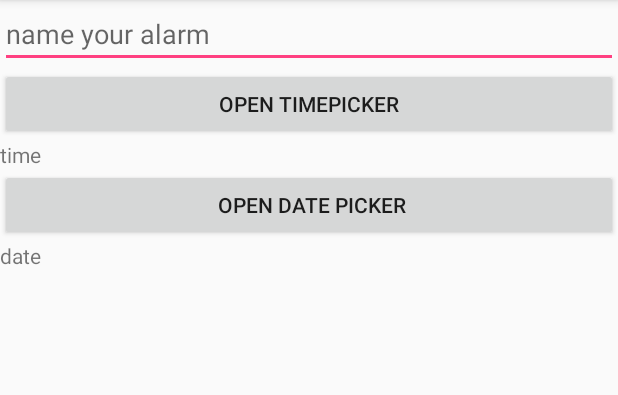
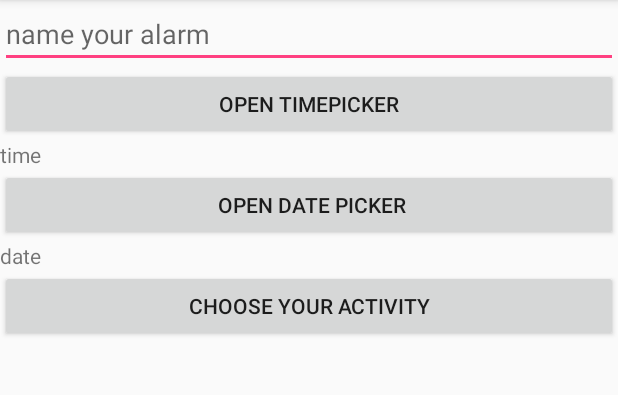
Before and after one commit to rulaYounis/RulaYounisFinal, an Android app: the NewAlarmActivity screen opened directly, with no data from a screen before it, on a phone screen of 412 x 824 dp, the part 84-479 px from its top. Run offline under Robolectric (Android 15) with nearby library versions, the phone set to English and light mode, and no system bars.

Commit message:
datePicker

```diff
--- a/app/src/main/AndroidManifest.xml
+++ b/app/src/main/AndroidManifest.xml
@@ -21,7 +21,8 @@
         <activity android:name=".ChooseAccountActivity" />
         <activity android:name=".AllAlarmsActivity" />
         <activity android:name=".NewAlarmActivity" />
-        <activity android:name=".NewTaskActivity"></activity>
+        <activity android:name=".NewTaskActivity" />
+        <activity android:name=".AddActivityActivity"></activity>
     </application>
 
 </manifest>
--- a/app/src/main/java/com/example/user/rulayounis/NewAlarmActivity.java
+++ b/app/src/main/java/com/example/user/rulayounis/NewAlarmActivity.java
@@ -1,28 +1,36 @@
 package com.example.user.rulayounis;
 
+import android.app.DatePickerDialog;
 import android.app.TimePickerDialog;
+import android.content.Intent;
 import android.support.v4.app.DialogFragment;
 import android.support.v7.app.AppCompatActivity;
 import android.os.Bundle;
 import android.view.View;
 import android.widget.Button;
+import android.widget.DatePicker;
 import android.widget.TextView;
 import android.widget.TimePicker;
 
-public class NewAlarmActivity extends AppCompatActivity implements TimePickerDialog.OnTimeSetListener {
+import java.text.DateFormat;
+import java.util.Calendar;
+
+public class NewAlarmActivity extends AppCompatActivity implements TimePickerDialog.OnTimeSetListener, DatePickerDialog.OnDateSetListener,View.OnClickListener{
+    Button btSetDate,btSetAlarm,btChooseActivity;
+
+
 
     @Override
     protected void onCreate(Bundle savedInstanceState) {
         super.onCreate(savedInstanceState);
         setContentView(R.layout.activity_new_alarm);
-        Button btSetAlarm = (Button) findViewById(R.id.btSetAlarm);
-        btSetAlarm.setOnClickListener(new View.OnClickListener() {
-            @Override
-            public void onClick(View v) {
-                DialogFragment timePicker= new TimePickerFragment();
-                timePicker.show(getSupportFragmentManager(),"time picker");
-            }
-        });
+        btSetAlarm = (Button) findViewById(R.id.btSetAlarm);
+        btSetAlarm.setOnClickListener(this);
+        btChooseActivity = (Button) findViewById(R.id.btChooseActivity);
+        btChooseActivity.setOnClickListener(this);
+        btSetDate= (Button)findViewById(R.id.btSetDate);
+        btSetDate.setOnClickListener(this);
+
 
     }
 
@@ -31,7 +39,39 @@ public class NewAlarmActivity extends AppCompatActivity implements TimePickerDia
         TextView tvTime=(TextView) findViewById(R.id.tvTime);
         tvTime.setText(hourOfDay+":"+minute);
     }
-    Button btSetDate= (Button)findViewById(R.id.btSetDate);
 
 
+
+    @Override
+    public void onDateSet(DatePicker view, int year, int month, int dayOfMonth) {
+        Calendar c = Calendar.getInstance();
+        c.set(Calendar.YEAR,year);
+        c.set(Calendar.MONTH,month);
+        c.set(Calendar.DAY_OF_MONTH,dayOfMonth);
+        String currentDateString= DateFormat.getDateInstance(DateFormat.FULL).format(c.getTime());
+
+        TextView tvDate =(TextView) findViewById(R.id.tvDate);
+        tvDate.setText(currentDateString);
+
+    }
+
+    @Override
+    public void onClick(View v) {
+
+        if(v == btSetDate){
+            DialogFragment datePicker= new DatePickerFragment();
+            datePicker.show(getSupportFragmentManager(),"date picker");
+
+        }
+        if(v== btSetAlarm){
+            DialogFragment timePicker= new TimePickerFragment();
+            timePicker.show(getSupportFragmentManager(),"time picker");
+        }
+        if(v== btChooseActivity){
+            Intent intent= new Intent(getApplication(),ChooseAccountActivity.class);
+            startActivity(intent);
+        }
+
+
+    }
 }
--- a/app/src/main/res/layout/activity_new_alarm.xml
+++ b/app/src/main/res/layout/activity_new_alarm.xml
@@ -39,4 +39,10 @@
         android:layout_height="wrap_content"
         android:text="date" />
 
+    <Button
+        android:id="@+id/btChooseActivity"
+        android:layout_width="match_parent"
+        android:layout_height="wrap_content"
+        android:text="Choose YOur Activity" />
+
 </LinearLayout>
```
